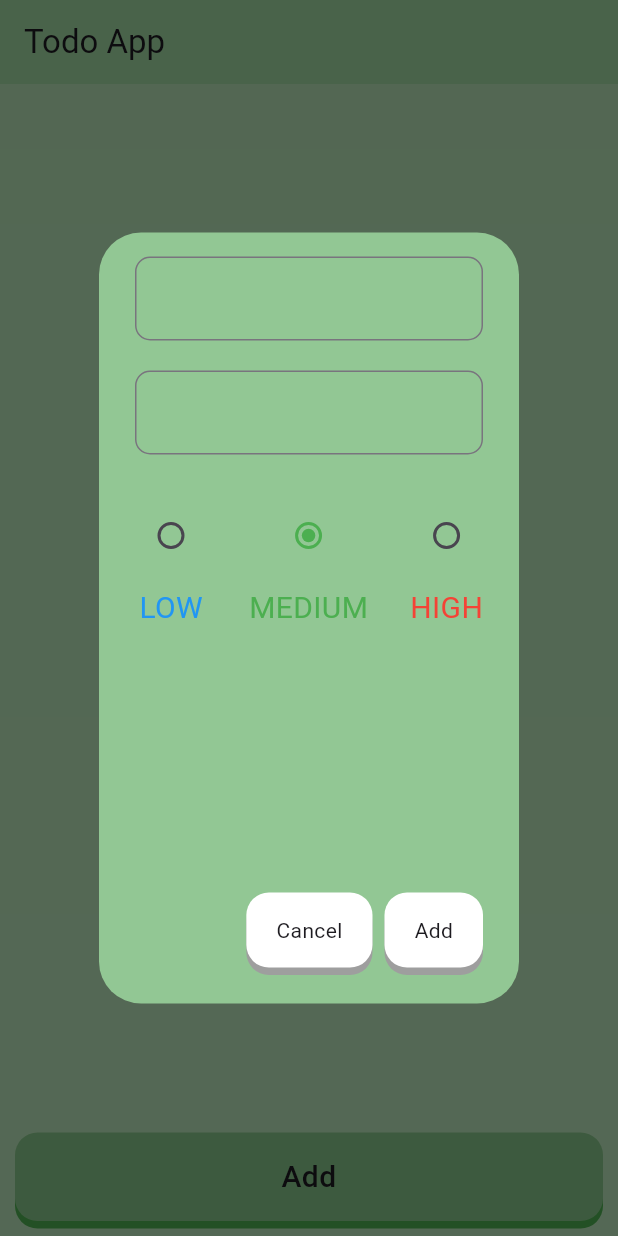
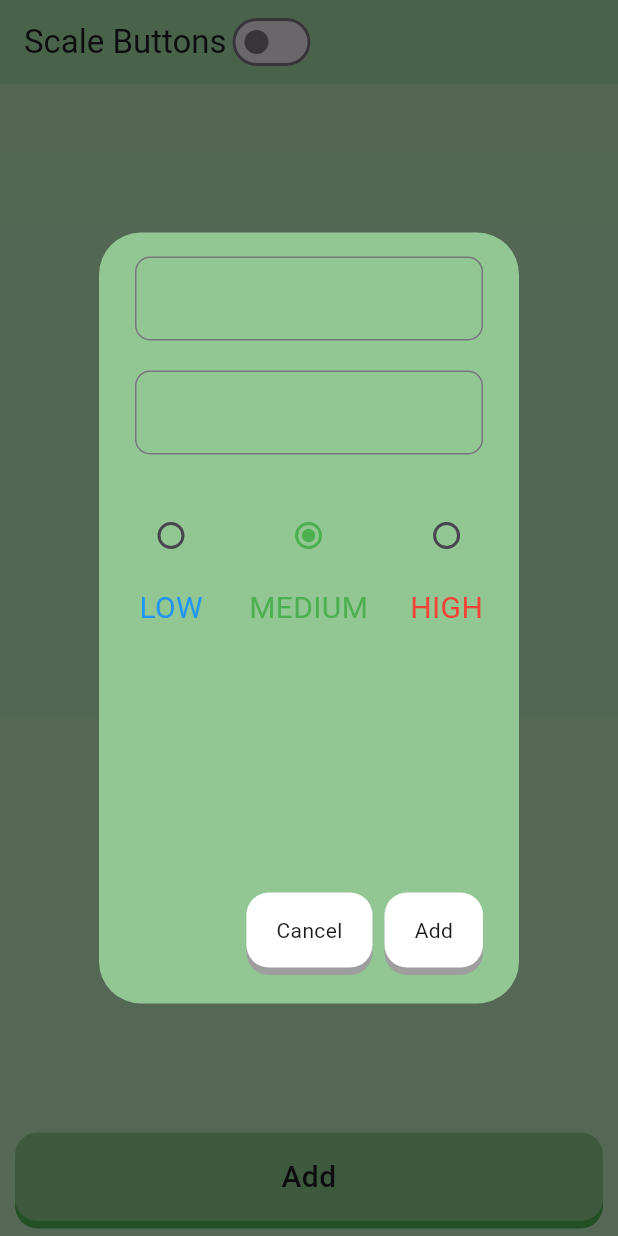
Before and after one commit to Abduakrim/Todo-app, a Flutter app: the screen it shows after launch, after a tap on "Add", on a phone screen of 412 x 824 dp. Run offline on Flutter 3.47's test engine with Material 3 defaults, Android fonts, the phone set to English and light mode, and no system bars; our stand-ins replace drift, flutter_hooks, gap, hooks_riverpod; accounts and stored records are empty; generated files the repository leaves out were written again.

Commit message:
add the scale button

```diff
--- /dev/null
+++ b/lib/providers/is_scale_button_provider.dart
@@ -0,0 +1,3 @@
+import 'package:hooks_riverpod/hooks_riverpod.dart';
+
+final isScaleButtonProvider = StateProvider((ref) => false);
--- a/lib/screens/tasks_screen.dart
+++ b/lib/screens/tasks_screen.dart
@@ -1,8 +1,10 @@
 import 'dart:ui';
 
+import 'package:drift_todo/providers/is_scale_button_provider.dart';
 import 'package:drift_todo/providers/tasks_provider.dart';
 import 'package:drift_todo/widgets/add_task_widget.dart';
 import 'package:drift_todo/widgets/task_widget.dart';
+import 'package:flutter/cupertino.dart';
 import 'package:flutter/material.dart';
 import 'package:gap/gap.dart';
 import 'package:hooks_riverpod/hooks_riverpod.dart';
@@ -14,9 +16,24 @@ class TasksScreen extends HookConsumerWidget {
     final tasks = ref.watch(getAllTasksProvider);
     return Scaffold(
       resizeToAvoidBottomInset: true,
+
       appBar: AppBar(
         backgroundColor: Colors.green.withOpacity(0.2),
-        title: Text('Todo App'),
+
+        title: Row(
+          children: [
+            Text('Scale Buttons'),
+            Switch(
+              value: ref.watch(isScaleButtonProvider),
+
+              onChanged: (value) {
+                ref
+                    .read(isScaleButtonProvider.notifier)
+                    .update((state) => value);
+              },
+            ),
+          ],
+        ),
 
         actions: [
           if (ref.watch(selectedTasksProvider).isNotEmpty)
@@ -59,7 +76,8 @@ class TasksScreen extends HookConsumerWidget {
                       separatorBuilder: (context, index) => Gap(10),
                     ),
                 error: (error, stackTrace) => Center(child: Text('$error')),
-                loading: () => CircularProgressIndicator.adaptive(),
+                loading:
+                    () => Center(child: CupertinoActivityIndicator(radius: 25)),
               ),
             ],
           ),
--- a/lib/widgets/add_task_widget.dart
+++ b/lib/widgets/add_task_widget.dart
@@ -1,3 +1,4 @@
+import 'package:drift_todo/providers/is_scale_button_provider.dart';
 import 'package:drift_todo/providers/tasks_provider.dart';
 import 'package:drift_todo/widgets/task_alert_dialog_widget.dart';
 import 'package:drift_todo/widgets/shadow_button.dart';
@@ -15,7 +16,8 @@ class AddTaskWidget extends HookConsumerWidget {
     final descriptionTextController = useTextEditingController();
     return Padding(
       padding: padding ?? EdgeInsets.symmetric(horizontal: 10, vertical: 10),
-      child: ShadowButton(
+      child: MyButton(
+        isScaleButton: ref.watch(isScaleButtonProvider),
         buttonColor: const Color.fromARGB(255, 134, 197, 137),
         backButtonColor: Colors.green,
         child: Text(
--- a/lib/widgets/shadow_button.dart
+++ b/lib/widgets/shadow_button.dart
@@ -2,7 +2,7 @@ import 'package:flutter/material.dart';
 import 'package:flutter_hooks/flutter_hooks.dart';
 import 'package:hooks_riverpod/hooks_riverpod.dart';
 
-class ShadowButton extends HookConsumerWidget {
+class MyButton extends HookConsumerWidget {
   final Widget child;
   final void Function()? onPressed;
   final Color? buttonColor;
@@ -13,7 +13,8 @@ class ShadowButton extends HookConsumerWidget {
   final EdgeInsets padding;
   final double borderRadius;
   final Duration? duration;
-  const ShadowButton({
+  final bool isScaleButton;
+  const MyButton({
     super.key,
     this.borderRadius = 15.0,
     this.width,
@@ -25,11 +26,41 @@ class ShadowButton extends HookConsumerWidget {
     this.buttonColor,
     this.backButtonColor,
     this.duration,
+    this.isScaleButton = false,
   });
 
   @override
   Widget build(BuildContext context, WidgetRef ref) {
     var isPressed = useState(false);
+    if (isScaleButton) {
+      return GestureDetector(
+        onTap: onPressed,
+        onTapDown: (_) {
+          isPressed.value = true;
+        },
+        onTapUp: (_) {
+          isPressed.value = false;
+        },
+        onTapCancel: () {
+          isPressed.value = false;
+        },
+        child: AnimatedScale(
+          duration: duration ?? Duration(milliseconds: 100),
+          scale: isPressed.value ? 0.9 : 1,
+          child: AnimatedContainer(
+            duration: duration ?? Duration(milliseconds: 100),
+            width: width,
+            height: height,
+            padding: padding,
+            decoration: BoxDecoration(
+              color: buttonColor ?? Colors.white,
+              borderRadius: BorderRadius.circular(borderRadius),
+            ),
+            child: child,
+          ),
+        ),
+      );
+    } else {
       return GestureDetector(
         onTap: onPressed,
         onTapDown: (_) {
@@ -65,3 +96,4 @@ class ShadowButton extends HookConsumerWidget {
       );
     }
   }
+}
--- a/lib/widgets/task_alert_dialog_widget.dart
+++ b/lib/widgets/task_alert_dialog_widget.dart
@@ -1,3 +1,4 @@
+import 'package:drift_todo/providers/is_scale_button_provider.dart';
 import 'package:drift_todo/widgets/shadow_button.dart';
 import 'package:drift_todo/widgets/task_radio_widget.dart';
 import 'package:drift_todo/widgets/task_text_field.dart';
@@ -58,11 +59,16 @@ class TaskAlertDialogWidget extends HookConsumerWidget {
         ),
       ),
       actions: [
-        ShadowButton(
+        MyButton(
+          isScaleButton: ref.watch(isScaleButtonProvider),
           child: Text('Cancel'),
           onPressed: () => Navigator.pop(context),
         ),
-        ShadowButton(onPressed: onPressed, child: Text('Add')),
+        MyButton(
+          isScaleButton: ref.watch(isScaleButtonProvider),
+          onPressed: onPressed,
+          child: Text('Add'),
+        ),
       ],
     );
   }
```
Lines whose indentation alone changed are shown as unchanged.
